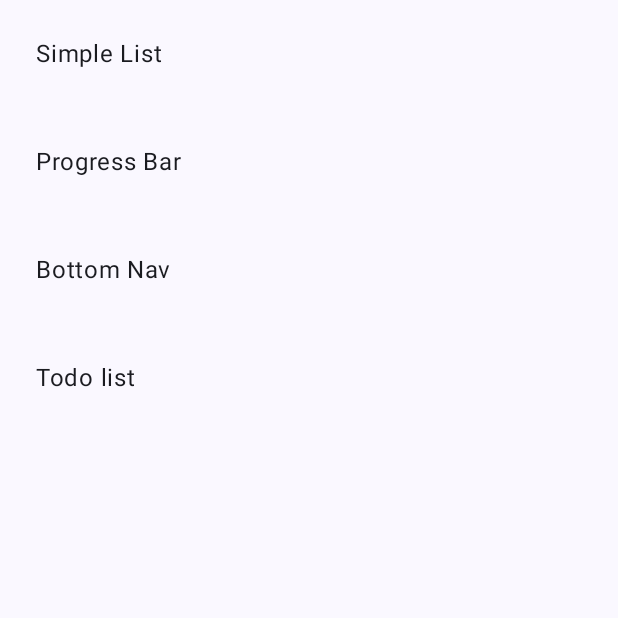
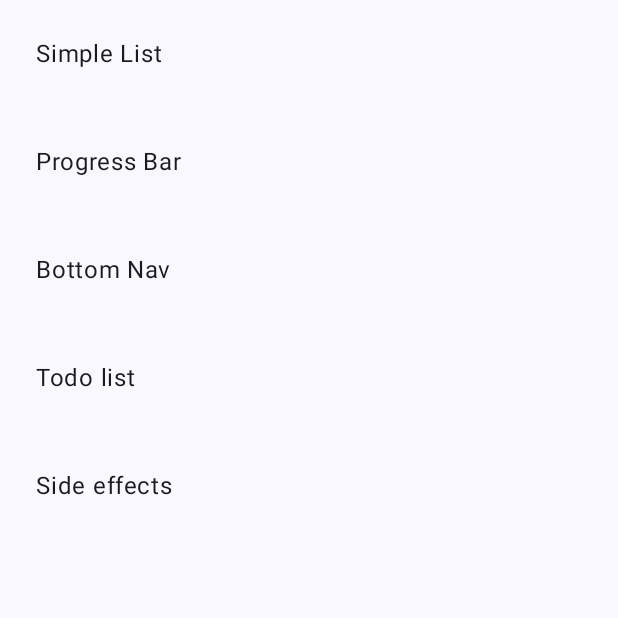
Before and after one commit to nsmirosh/Interactive-Android-Concepts, an Android app built with Jetpack Compose: the screen it shows after launch (MainActivity), on a phone screen of 412 x 824 dp, the top half of it. Run offline under Robolectric (Android 15) with nearby library versions, the light colour scheme and no system bars; our stand-ins replace Dagger/Hilt's generated code.

Commit message:
Working on side effects

```diff
--- a/app/build.gradle.kts
+++ b/app/build.gradle.kts
@@ -47,11 +47,11 @@ android {
     composeOptions {
         kotlinCompilerExtensionVersion = "1.4.3"
     }
-    packaging {
+    /*packaging {
         resources {
             excludes += "/META-INF/{AL2.0,LGPL2.1}"
         }
-    }
+    }*/
 }
 
 dependencies {
--- a/app/src/main/java/nick/mirosh/androidsamples/MainActivity.kt
+++ b/app/src/main/java/nick/mirosh/androidsamples/MainActivity.kt
@@ -17,18 +17,14 @@ import androidx.navigation.compose.NavHost
 import androidx.navigation.compose.composable
 import androidx.navigation.compose.rememberNavController
 import dagger.hilt.android.AndroidEntryPoint
-import nick.mirosh.androidsamples.ui.BottomNavigation
-import nick.mirosh.androidsamples.ui.MainScreen
-import nick.mirosh.androidsamples.ui.ProgressBar
-import nick.mirosh.androidsamples.ui.SimpleList
-import nick.mirosh.androidsamples.ui.TodoDetails
-import nick.mirosh.androidsamples.ui.TodoList
+import nick.mirosh.androidsamples.ui.*
 import nick.mirosh.androidsamples.ui.bottom_nav.BottomNavigationScreen
 import nick.mirosh.androidsamples.ui.main.MainScreenContent
 import nick.mirosh.androidsamples.ui.main.MainViewModel
 import nick.mirosh.androidsamples.ui.main.SimpleListScreenContent
 import nick.mirosh.androidsamples.ui.progress.ProgressBarContent
 import nick.mirosh.androidsamples.ui.progress.ProgressBarViewModel
+import nick.mirosh.androidsamples.ui.side_effects.SideEffectsScreen
 import nick.mirosh.androidsamples.ui.theme.MyApplicationTheme
 import nick.mirosh.androidsamples.ui.todo.TodoViewModel
 import nick.mirosh.androidsamples.ui.todo.details.TodoDetailsScreen
@@ -59,7 +55,12 @@ class MainActivity : ComponentActivity() {
                                         BottomNavigation.route
                                     )
                                 },
-                                onTodoClick = { navController.navigateSingleTopTo(TodoList.route) }
+                                onTodoClick = { navController.navigateSingleTopTo(TodoList.route) },
+                                onSideEffectsClicked = {
+                                    navController.navigateSingleTopTo(
+                                        SideEffects.route
+                                    )
+                                }
                             )
                         }
                         composable(route = SimpleList.route) {
@@ -94,6 +95,9 @@ class MainActivity : ComponentActivity() {
                                 navController.popBackStack()
                             }
                         }
+                        composable(route = SideEffects.route) {
+                            SideEffectsScreen()
+                        }
                     }
                 }
             }
--- a/app/src/main/java/nick/mirosh/androidsamples/ui/MyAppDestinations.kt
+++ b/app/src/main/java/nick/mirosh/androidsamples/ui/MyAppDestinations.kt
@@ -47,3 +47,6 @@ object TodoList: MyAppDestinations {
 object TodoDetails: MyAppDestinations {
     override val route = "todo_details"
 }
+object SideEffects: MyAppDestinations {
+    override val route = "side_effects"
+}
--- a/app/src/main/java/nick/mirosh/androidsamples/ui/main/MainScreenContent.kt
+++ b/app/src/main/java/nick/mirosh/androidsamples/ui/main/MainScreenContent.kt
@@ -14,7 +14,8 @@ fun MainScreenContent(
     onSimpleListClick: () -> Unit,
     onProgressBarClick: () -> Unit,
     onBottomNavClick: () -> Unit,
-    onTodoClick: () -> Unit
+    onTodoClick: () -> Unit,
+   onSideEffectsClicked: () -> Unit
 ) {
     Column {
         Text(
@@ -49,5 +50,13 @@ fun MainScreenContent(
                 }
                 .padding(24.dp)
         )
+        Text(
+            text = "Side effects",
+            modifier = Modifier
+                .clickable {
+                    onSideEffectsClicked()
+                }
+                .padding(24.dp)
+        )
     }
 }
--- a/build.gradle.kts
+++ b/build.gradle.kts
@@ -1,6 +1,6 @@
 // Top-level build file where you can add configuration options common to all sub-projects/modules.
 plugins {
-    id("com.android.application") version "8.1.0-rc01" apply false
+    id("com.android.application") version "7.4.1" apply false
     id("org.jetbrains.kotlin.android") version "1.8.10" apply false
     id("com.google.dagger.hilt.android") version "2.44" apply false
 }
```
Also changed, not shown: app/src/main/java/nick/mirosh/androidsamples/ui/side_effects/SideEffectsScreen.kt (added, +63 -0 lines), 2 other files.
